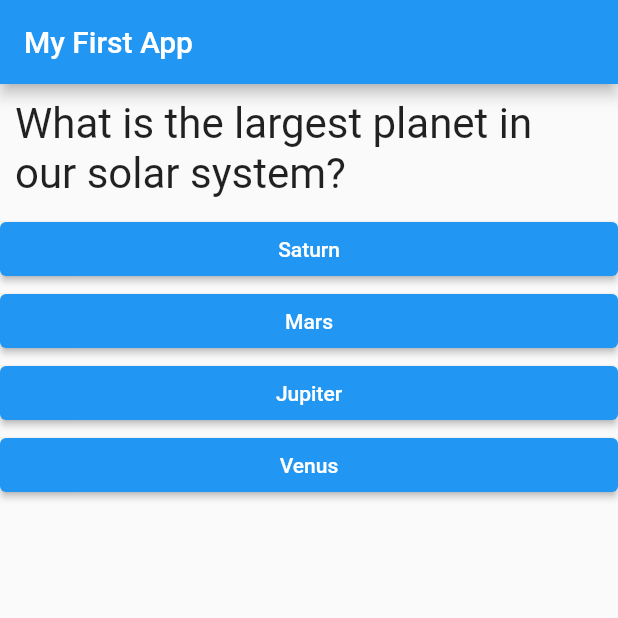
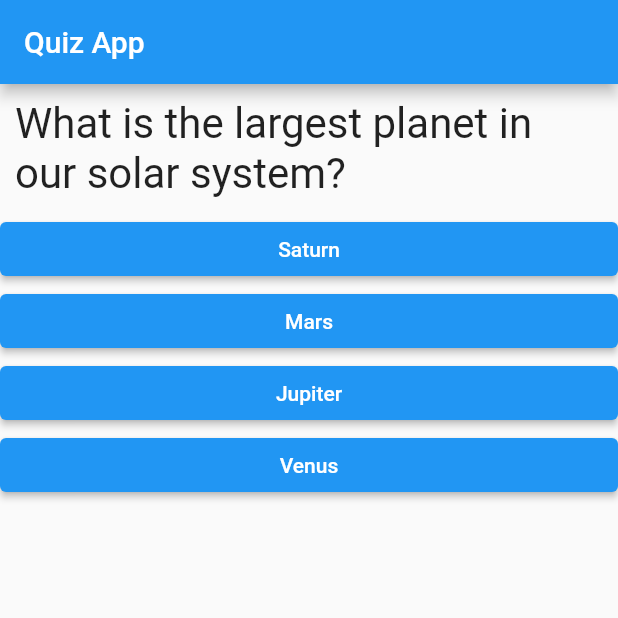
Before and after one commit to grubengraeber/flutter-quiz-app, a Flutter app: the screen it shows after launch, on a phone screen of 412 x 824 dp, the top half of it. Run offline on Flutter 3.47's test engine with Material 2 defaults, Android fonts, the phone set to English and light mode, and no system bars; missing offline and left inert: restart_app.

Commit message:
Completed successfully

```diff
--- a/lib/answer.dart
+++ b/lib/answer.dart
@@ -13,8 +13,9 @@ class Answer extends StatelessWidget {
       width: double.infinity,
       child: ElevatedButton(
         onPressed: selectHandler,
-        style: ElevatedButton.styleFrom(
-          backgroundColor: Colors.amberAccent[600],
+        style: ButtonStyle(
+          backgroundColor: MaterialStateProperty.all(Colors.blue),
+          foregroundColor: MaterialStateProperty.all(Colors.white),
         ),
         child: Text(answerText),
       ),
--- a/lib/game_over.dart
+++ b/lib/game_over.dart
@@ -20,6 +20,7 @@ class GameOver extends StatelessWidget {
           textAlign: TextAlign.center,
           style: TextStyle(
             fontSize: 28,
+            fontWeight: FontWeight.bold,
           ),
         ),
         ElevatedButton(
--- a/lib/main.dart
+++ b/lib/main.dart
@@ -193,7 +193,6 @@ class _MyAppState extends State<MyApp> {
   ];
 
   restartApp() {
-    log("RESTARTING... ");
     setState(() {
       _result = 0;
       _questionIndex = 0;
@@ -203,7 +202,9 @@ class _MyAppState extends State<MyApp> {
   void _answerQuestion(answer) {
     if (_questionIndex < questions.length) {
       if (answer["correct"]) {
-        _result += 1;
+        setState(() {
+          _result += 1;
+        });
       }
       setState(() {
         _questionIndex += 1;
@@ -216,10 +217,13 @@ class _MyAppState extends State<MyApp> {
     return MaterialApp(
       home: Scaffold(
         appBar: AppBar(
-          title: Text("My First App"),
+          title: Text("Quiz App"),
         ),
         body: _questionIndex >= questions.length
-            ? GameOver(_result, questions.length, restartApp)
+            ? Container(
+                alignment: Alignment.center,
+                child: GameOver(_result, questions.length, restartApp),
+              )
             : Column(
                 children: [
                   Question(
```
Also changed, not shown: 30 other files.
